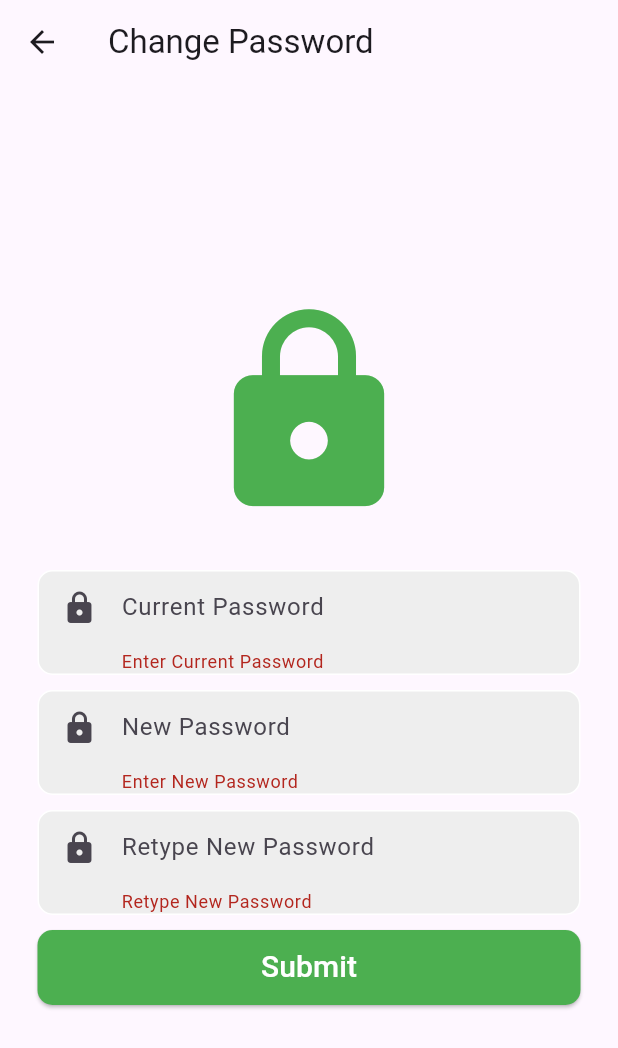
After one commit to m-montefalcon/Communisync_Mobile, a Flutter app: the ChangePassword screen opened directly, after a tap on "Submit", on a phone screen of 412 x 824 dp. The commit adds this screen. Shown: the top 1048 px of the screen. Run offline on Flutter 3.47's test engine with Material 3 defaults, Android fonts, the phone set to English and light mode, and no system bars; drawn by our look-alikes of overlay_support; our stand-ins replace awesome_notifications, firebase_core, firebase_messaging, flutter_dotenv, flutter_svg, image_picker and 2 more; missing offline and left inert: flutter_pdfview, qr_code_scanner; accounts and stored records are empty.

Commit message:
added change password

```diff
--- a/lib/backend/api/personnel/accept_qr.dart
+++ b/lib/backend/api/personnel/accept_qr.dart
@@ -28,7 +28,7 @@ Future<void> acceptQr(context, int id) async{
     );
     if (response.statusCode == 200) {
       // Remove token and role from shared preferences
-
+      print(response.body);
       Navigator.pushAndRemoveUntil(
         context,
         MaterialPageRoute(
@@ -37,6 +37,8 @@ Future<void> acceptQr(context, int id) async{
             (Route<dynamic> route) => false,
       );
     } else {
+      print(response.body);
+
       throw Exception('An error occurred');
     }
 
--- /dev/null
+++ b/lib/screens/homeowner/homeowner_change_password.dart
@@ -0,0 +1,186 @@
+import 'package:communisyncmobile/backend/api/auth/change_password.dart';
+import 'package:flutter/material.dart';
+
+class ChangePassword extends StatefulWidget {
+  const ChangePassword({Key? key}) : super(key: key);
+
+  @override
+  State<ChangePassword> createState() => _ChangePasswordState();
+}
+
+class _ChangePasswordState extends State<ChangePassword> {
+  final _formKey = GlobalKey<FormState>();
+  bool loading = false;
+  TextEditingController currentPasswordController = TextEditingController();
+  TextEditingController newPasswordController = TextEditingController();
+  TextEditingController retypeNewPasswordController = TextEditingController();
+
+  @override
+  Widget build(BuildContext context) {
+    return Scaffold(
+      appBar: AppBar(
+        title: Text('Change Password'),
+      ),
+      body: Form(
+        key: _formKey,
+        child: SafeArea(
+          child: Center(
+            child: SingleChildScrollView(
+              child: Column(
+                mainAxisAlignment: MainAxisAlignment.center,
+                children: [
+                  Icon(Icons.lock, size: 150, color: Colors.green),
+                  const SizedBox(height: 30),
+                  Padding(
+                    padding: const EdgeInsets.symmetric(horizontal: 25.0),
+                    child: Container(
+                      decoration: BoxDecoration(
+                        color: Colors.grey[200],
+                        border: Border.all(color: Colors.white),
+                        borderRadius: BorderRadius.circular(10),
+                      ),
+                      child: Padding(
+                        padding: const EdgeInsets.only(left: 15.0),
+                        child: TextFormField(
+                          controller: currentPasswordController,
+                          obscureText: true,
+                          decoration: const InputDecoration(
+                            hintText: 'Current Password',
+                            border: InputBorder.none,
+                            icon: Icon(Icons.lock_rounded),
+                          ),
+                          validator: (value) {
+                            if (value!.isEmpty) {
+                              return 'Enter Current Password';
+                            } else {
+                              return null;
+                            }
+                          },
+                        ),
+                      ),
+                    ),
+                  ),
+                  const SizedBox(height: 10),
+                  Padding(
+                    padding: const EdgeInsets.symmetric(horizontal: 25.0),
+                    child: Container(
+                      decoration: BoxDecoration(
+                        color: Colors.grey[200],
+                        border: Border.all(color: Colors.white),
+                        borderRadius: BorderRadius.circular(10),
+                      ),
+                      child: Padding(
+                        padding: const EdgeInsets.only(left: 15.0),
+                        child: TextFormField(
+                          controller: newPasswordController,
+                          obscureText: true,
+                          decoration: const InputDecoration(
+                            hintText: 'New Password',
+                            border: InputBorder.none,
+                            icon: Icon(Icons.lock_rounded),
+                          ),
+                          validator: (value) {
+                            if (value!.isEmpty) {
+                              return 'Enter New Password';
+                            } else if (value.length < 6) {
+                              return 'Password must be at least 6 characters';
+                            } else {
+                              return null;
+                            }
+                          },
+                        ),
+                      ),
+                    ),
+                  ),
+                  const SizedBox(height: 10),
+                  Padding(
+                    padding: const EdgeInsets.symmetric(horizontal: 25.0),
+                    child: Container(
+                      decoration: BoxDecoration(
+                        color: Colors.grey[200],
+                        border: Border.all(color: Colors.white),
+                        borderRadius: BorderRadius.circular(10),
+                      ),
+                      child: Padding(
+                        padding: const EdgeInsets.only(left: 15.0),
+                        child: TextFormField(
+                          controller: retypeNewPasswordController,
+                          obscureText: true,
+                          decoration: const InputDecoration(
+                            hintText: 'Retype New Password',
+                            border: InputBorder.none,
+                            icon: Icon(Icons.lock_rounded),
+                          ),
+                          validator: (value) {
+                            if (value!.isEmpty) {
+                              return 'Retype New Password';
+                            } else if (value.length < 6) {
+                              return 'Password must be at least 6 characters';
+                            } else if (value != newPasswordController.text) {
+                              return 'Passwords do not match';
+                            } else {
+                              return null;
+                            }
+                          },
+                        ),
+                      ),
+                    ),
+                  ),
+                  const SizedBox(height: 10),
+                  Padding(
+                    padding: const EdgeInsets.symmetric(horizontal: 25.0),
+                    child: loading
+                        ? const CircularProgressIndicator()
+                        : ElevatedButton(
+                      style: ElevatedButton.styleFrom(
+                        minimumSize: const Size.fromHeight(50),
+                        backgroundColor: Colors.green,
+                        shape: RoundedRectangleBorder(
+                          borderRadius: BorderRadius.circular(10),
+                        ),
+                      ),
+                      onPressed: () async {
+                        // Validate each field before printing the data
+                        if (_formKey.currentState!.validate()) {
+                          setState(() {
+                            loading = true; // Set loading to true before API call
+                          });
+
+                          // API call
+                          await submitChangePassword(
+                            context,
+                            currentPasswordController.text,
+                            newPasswordController.text,
+                          );
+
+                          setState(() {
+                            loading = false; // Set loading to false after API call
+                          });
+                        }
+                      },
+                      child: const Text(
+                        'Submit',
+                        style: TextStyle(fontSize: 20, color: Colors.white),
+                      ),
+                    ),
+                  ),
+                  const SizedBox(height: 10),
+                ],
+              ),
+            ),
+          ),
+        ),
+      ),
+    );
+  }
+
+  // Function to show a Snackbar with an error message
+  void showErrorSnackbar(String errorMessage) {
+    ScaffoldMessenger.of(context).showSnackBar(
+      SnackBar(
+        content: Text(errorMessage),
+        duration: const Duration(seconds: 3),
+      ),
+    );
+  }
+}
```
Also changed, not shown: lib/backend/api/auth/change_password.dart (added, +87 -0 lines), lib/screens/homeowner/homeowner_profile_page.dart (+24 -0 lines), lib/screens/security personnel/security_profile_page.dart (+25 -0 lines), lib/screens/visitor/visitor_profile_page.dart (+25 -0 lines), 1 other file.
